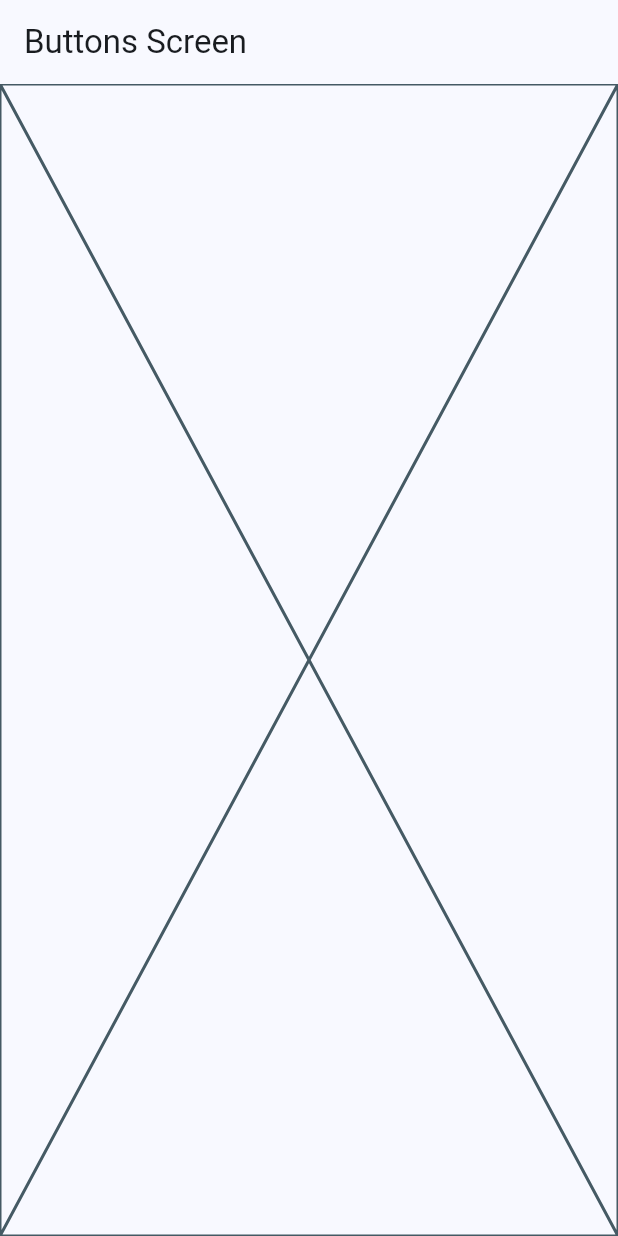
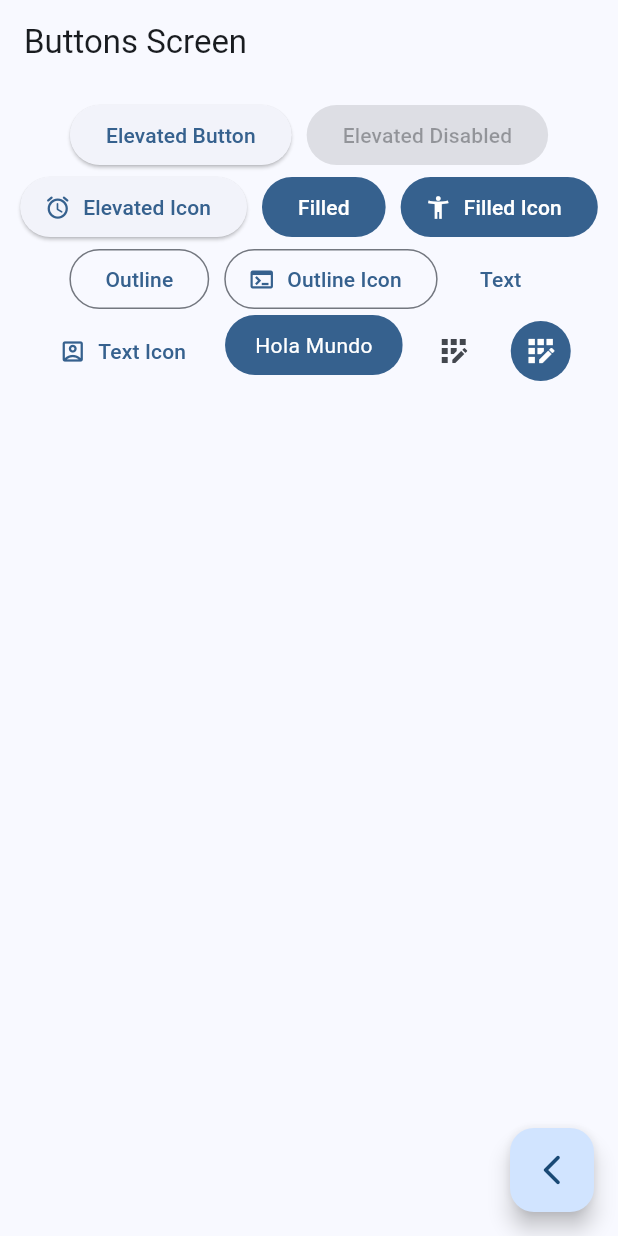
Before and after one commit to Gon-Net/misellaneous, a Flutter app: the ButtonsScreen screen opened by its route, on a phone screen of 412 x 824 dp. Run offline on Flutter 3.47's test engine with Material 3 defaults, Android fonts, the phone set to English and light mode, and no system bars; our stand-ins replace go_router.

Commit message:
Add plus buttom

```diff
--- a/lib/config/router/app_router.dart
+++ b/lib/config/router/app_router.dart
@@ -6,14 +6,17 @@
   routes: [
     GoRoute(
       path: '/',
+      name: HomeScreen.name,
       builder: (context, state) => const HomeScreen(),
     ),
     GoRoute(
       path: '/buttons',
+      name: ButtonsScreen.name,
       builder: (context, state) => const ButtonsScreen(),
     ),
     GoRoute(
       path: '/cards',
+      name: CardsScreen.name,
       builder: (context, state) => const CardsScreen(),
     ),
   ],
--- a/lib/presentation/home_screen.dart
+++ b/lib/presentation/home_screen.dart
@@ -4,6 +4,9 @@
 //import 'package:widget1_app/config/router/app_router.dart';
 
 class HomeScreen extends StatelessWidget {
+
+  static const String name = 'home_screen';
+
   const HomeScreen({super.key});
 
   @override
@@ -60,6 +63,7 @@
         // );
         // Navigator.pushNamed(context, menuItem.link);
         context.push(menuItem.link);
+
       },
     );
   }
--- a/lib/presentation/screens/buttons/buttons_screen.dart
+++ b/lib/presentation/screens/buttons/buttons_screen.dart
@@ -1,6 +1,10 @@
 import 'package:flutter/material.dart';
+import 'package:go_router/go_router.dart';
 
 class ButtonsScreen extends StatelessWidget {
+
+  static const String name = 'buttons_screen';
+
   const ButtonsScreen({super.key});
 
   @override
@@ -8,7 +12,114 @@
     return Scaffold(
       appBar: AppBar(
         title: const Text('Buttons Screen'),
-      ),body: const Placeholder(),
+      ),
+      body: const _BottonsView(),
+      floatingActionButton: FloatingActionButton(
+        child: const Icon(Icons.arrow_back_ios_new_rounded),
+        onPressed: (){
+          context.pop();
+        }),
+
     );
   }
 }
+
+class _BottonsView extends StatelessWidget {
+  const _BottonsView();
+
+  @override
+  Widget build(BuildContext context) {
+
+    final colors = Theme.of(context).colorScheme;
+
+    return SizedBox(
+      width: double.infinity,
+      child: Padding(
+        padding: const EdgeInsets.symmetric(horizontal: 10, vertical: 10),
+        child: Wrap(
+          spacing: 10,
+          alignment: WrapAlignment.center,
+          children: [
+            ElevatedButton(onPressed: (){}, child: const Text('Elevated Button')),
+            const ElevatedButton(onPressed: null, child: const Text('Elevated Disabled')),
+            ElevatedButton.icon(
+              onPressed: (){},
+              icon: const Icon(Icons.access_alarm_rounded),
+              label: const Text('Elevated Icon')
+            ),
+
+            FilledButton(
+              onPressed: (){},
+              child: const Text('Filled')
+            ),
+            FilledButton.icon(
+              onPressed: (){},
+              icon: const Icon(Icons.accessibility_new),
+              label: const Text('Filled Icon')
+            ),
+
+            OutlinedButton(
+              onPressed: (){},
+              child: const Text('Outline')
+            ),
+            OutlinedButton.icon(
+              onPressed: (){},
+              label: const Text('Outline Icon'),
+              icon: const Icon(Icons.terminal),
+            ),
+
+            TextButton(
+              onPressed: (){},
+              child: const Text('Text')
+            ),
+            TextButton.icon(
+              onPressed: (){},
+              label: const Text('Text Icon'),
+              icon: const Icon(Icons.account_box_outlined),
+            ),
+            // TODO -> llamamos al custom button
+            const CustomButton(),
+
+            IconButton(
+              onPressed: (){},
+              icon: const Icon(Icons.app_registration_outlined)
+            ),
+            IconButton(
+              onPressed: (){},
+              icon: const Icon(Icons.app_registration_outlined),
+              style: ButtonStyle(
+                backgroundColor: MaterialStatePropertyAll(colors.primary),
+                iconColor: const MaterialStatePropertyAll(Colors.white),
+              ),
+            ),
+
+          ],
+        ),
+      ),
+    );
+  }
+}
+
+class CustomButton extends StatelessWidget {
+  const CustomButton({super.key});
+
+  @override
+  Widget build(BuildContext context) {
+
+    final colors = Theme.of(context).colorScheme;
+
+    return ClipRRect(
+      borderRadius: BorderRadius.circular(20),
+      child: Material(
+        color: colors.primary,
+        child: InkWell(
+          onTap: (){},
+          child: const Padding(
+            padding: EdgeInsets.symmetric(horizontal: 20, vertical: 10),
+            child: Text('Hola Mundo', style: TextStyle(color: Colors.white),),
+          ),
+        ),
+      ),
+    );
+  }
+}
--- a/lib/presentation/screens/cards/cards_screen.dart
+++ b/lib/presentation/screens/cards/cards_screen.dart
@@ -1,6 +1,9 @@
 import 'package:flutter/material.dart';
 
 class CardsScreen extends StatelessWidget {
+
+  static const String name = 'cards_screen';
+
   const CardsScreen({super.key});
 
   @override
```
